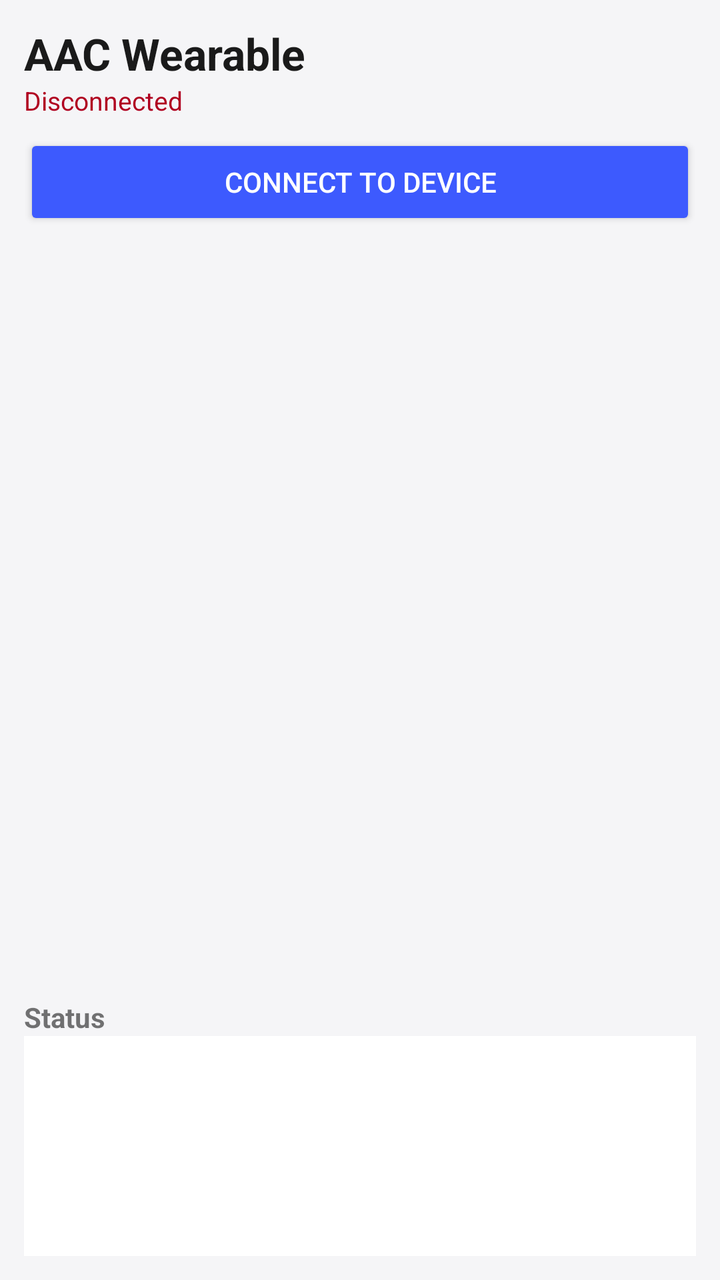
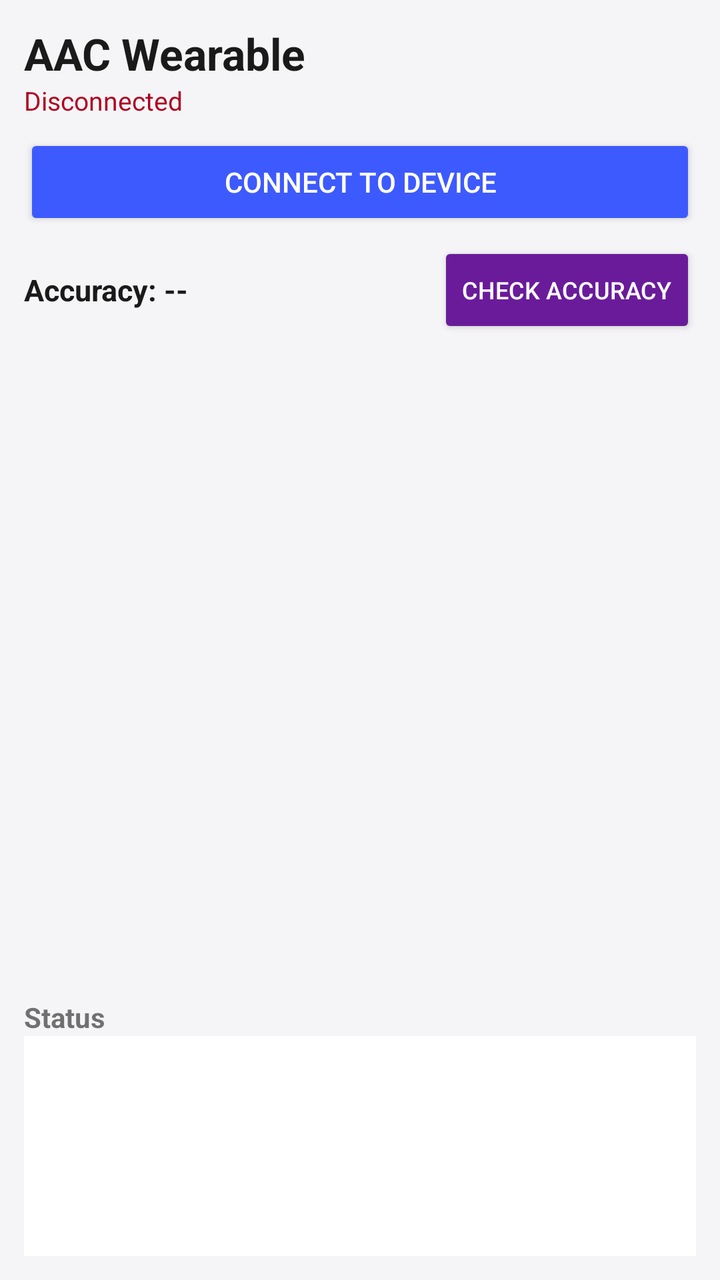

The first picture is an Android layout as it rendered before a commit; the second is the same layout after the commit. The layout source and the unified diff follow.
<!-- AndroidManifest.xml: application theme Theme.AacCalibrator -->
<!-- res/layout/activity_main.xml -->
<?xml version="1.0" encoding="utf-8"?>
<LinearLayout xmlns:android="http://schemas.android.com/apk/res/android"
    android:layout_width="match_parent"
    android:layout_height="match_parent"
    android:orientation="vertical"
    android:padding="12dp"
    android:background="#F5F5F7">

    <TextView
        android:layout_width="match_parent"
        android:layout_height="wrap_content"
        android:text="AAC Wearable"
        android:textSize="22sp"
        android:textStyle="bold"
        android:textColor="#1A1A1A" />

    <TextView
        android:id="@+id/connectionStatus"
        android:layout_width="match_parent"
        android:layout_height="wrap_content"
        android:text="Disconnected"
        android:textSize="13sp"
        android:textColor="#B00020"
        android:paddingBottom="8dp" />

    <Button
        android:id="@+id/connectButton"
        android:layout_width="match_parent"
        android:layout_height="wrap_content"
        android:text="Connect to Device"
        android:backgroundTint="#3D5AFE"
        android:textColor="#FFFFFF" />

    <ProgressBar
        android:id="@+id/uploadProgress"
        style="?android:attr/progressBarStyleHorizontal"
        android:layout_width="match_parent"
        android:layout_height="wrap_content"
        android:visibility="gone"
        android:max="100" />

    <ScrollView
        android:layout_width="match_parent"
        android:layout_height="0dp"
        android:layout_weight="1"
        android:paddingTop="10dp">

        <LinearLayout
            android:id="@+id/messageContainer"
            android:layout_width="match_parent"
            android:layout_height="wrap_content"
            android:orientation="vertical" />
    </ScrollView>

    <TextView
        android:layout_width="match_parent"
        android:layout_height="wrap_content"
        android:text="Status"
        android:textSize="14sp"
        android:textStyle="bold"
        android:paddingTop="6dp" />

    <ScrollView
        android:id="@+id/statusScroll"
        android:layout_width="match_parent"
        android:layout_height="110dp"
        android:background="#FFFFFF"
        android:padding="6dp">

        <TextView
            android:id="@+id/statusLog"
            android:layout_width="match_parent"
            android:layout_height="wrap_content"
            android:textSize="11sp"
            android:fontFamily="monospace"
            android:textColor="#333333" />
    </ScrollView>

</LinearLayout>
<!-- resources referenced by this layout -->
<resources>
  <style name="Theme.AacCalibrator" parent="Theme.MaterialComponents.DayNight.NoActionBar">
          <item name="colorPrimary">#3D5AFE</item>
          <item name="colorPrimaryDark">#0031CA</item>
          <item name="colorAccent">#00C853</item>
      </style>
</resources>

<!-- the commit's change to res/layout/activity_main.xml (unified diff, before → after) -->
@@ -31,13 +31,32 @@
         android:backgroundTint="#3D5AFE"
         android:textColor="#FFFFFF" />
 
-    <ProgressBar
-        android:id="@+id/uploadProgress"
-        style="?android:attr/progressBarStyleHorizontal"
+    <LinearLayout
         android:layout_width="match_parent"
         android:layout_height="wrap_content"
-        android:visibility="gone"
-        android:max="100" />
+        android:orientation="horizontal"
+        android:gravity="center_vertical"
+        android:paddingTop="6dp">
+
+        <TextView
+            android:id="@+id/accuracyText"
+            android:layout_width="0dp"
+            android:layout_height="wrap_content"
+            android:layout_weight="1"
+            android:text="Accuracy: --"
+            android:textSize="15sp"
+            android:textStyle="bold"
+            android:textColor="#1A1A1A" />
+
+        <Button
+            android:id="@+id/accuracyButton"
+            android:layout_width="wrap_content"
+            android:layout_height="wrap_content"
+            android:text="Check Accuracy"
+            android:textSize="12sp"
+            android:backgroundTint="#6A1B9A"
+            android:textColor="#FFFFFF" />
+    </LinearLayout>
 
     <ScrollView
         android:layout_width="match_parent"
